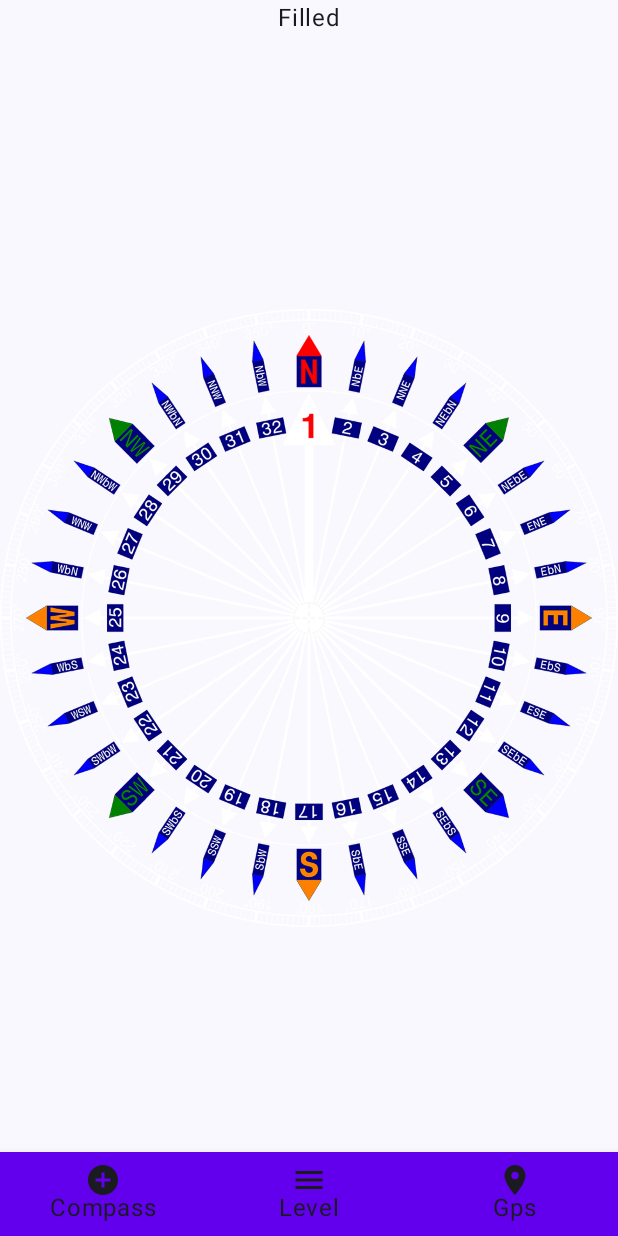
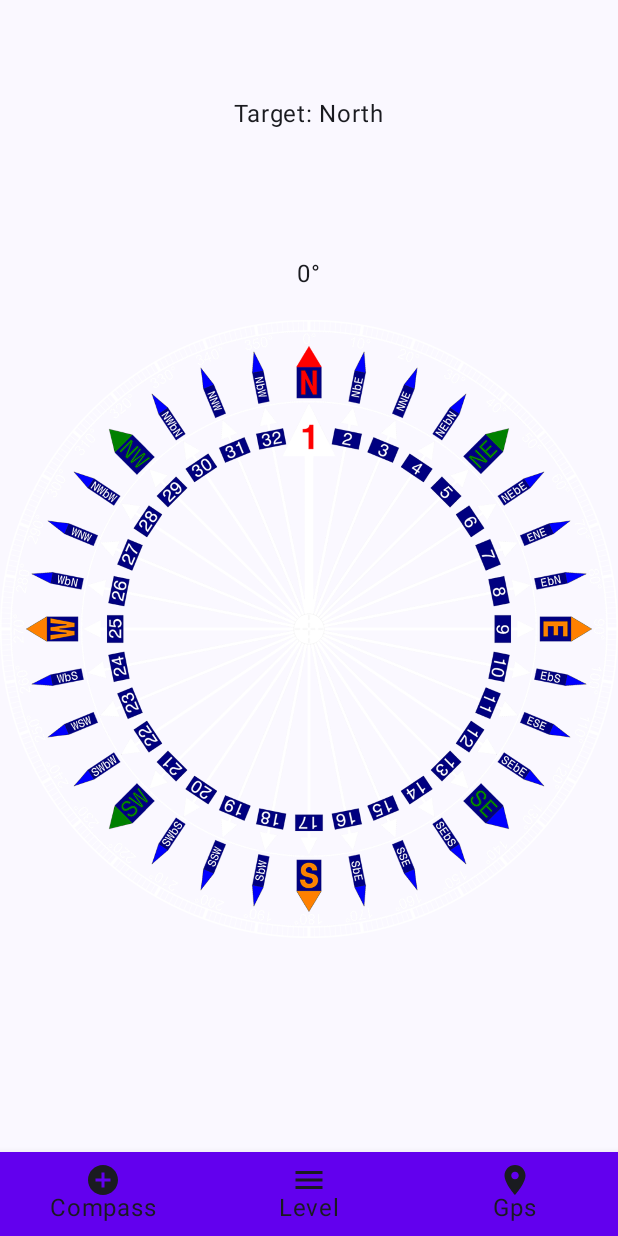
Before and after one commit to MA3134346/Android-Project-3134346, an Android app built with Jetpack Compose: the screen it shows after launch (MainActivity), on a phone screen of 412 x 824 dp. Run offline under Robolectric (Android 15) with nearby library versions, the phone set to English and light mode, and no system bars.

Commit message:
Added Sensor functionality Added Compass Rotation Added Current Rotation as Degree

```diff
--- a/app/src/main/java/com/example/mdproject/ui/theme/Compass.kt
+++ b/app/src/main/java/com/example/mdproject/ui/theme/Compass.kt
@@ -1,13 +1,27 @@
 package com.example.mdproject.ui.theme
 
+import android.content.Context
+import android.hardware.Sensor
+import android.hardware.SensorEvent
+import android.hardware.SensorEventListener
+import android.hardware.SensorManager
 import androidx.compose.foundation.Image
-import androidx.compose.foundation.layout.Box
+import androidx.compose.foundation.layout.Arrangement
+import androidx.compose.foundation.layout.Column
+import androidx.compose.foundation.layout.Row
 import androidx.compose.foundation.layout.fillMaxSize
 import androidx.compose.foundation.layout.fillMaxWidth
 import androidx.compose.material3.Text
 import androidx.compose.runtime.Composable
+import androidx.compose.runtime.DisposableEffect
+import androidx.compose.runtime.getValue
+import androidx.compose.runtime.mutableFloatStateOf
+import androidx.compose.runtime.remember
+import androidx.compose.runtime.setValue
 import androidx.compose.ui.Alignment
 import androidx.compose.ui.Modifier
+import androidx.compose.ui.graphics.graphicsLayer
+import androidx.compose.ui.platform.LocalContext
 import androidx.compose.ui.res.painterResource
 import androidx.compose.ui.tooling.preview.Preview
 import com.example.mdproject.R
@@ -15,21 +29,89 @@ import com.example.mdproject.R
 @Preview(showBackground = true)
 @Composable
 fun Compass() {
-    Box(modifier = Modifier.fillMaxWidth(), Alignment.Center){
-        DegreeText()
-    }
-    Box(modifier = Modifier.fillMaxSize(), Alignment.Center){
-        CompassSprite()
+    val rot = rotation()
+    Column(
+        modifier = Modifier.fillMaxSize(),
+        verticalArrangement = Arrangement.SpaceBetween
+    ) {
+        Row(
+            modifier = Modifier
+                .fillMaxWidth()
+                .weight(0.5f),
+            verticalAlignment = Alignment.CenterVertically,
+            horizontalArrangement = Arrangement.Center
+        ) {
+            CompassTarget("North")
+        }
+        Row(
+            modifier = Modifier
+                .fillMaxWidth()
+                .weight(0.2f),
+            verticalAlignment = Alignment.CenterVertically,
+            horizontalArrangement = Arrangement.Center
+        ) {
+            DegreeText(rot)
+        }
+        Row(
+            modifier = Modifier
+                .fillMaxWidth()
+                .weight(2f),
+            horizontalArrangement = Arrangement.Center
+        ) {
+            CompassSprite(rot)
+        }
     }
 }
+
 @Composable
-fun DegreeText(){
-    Text("Filled")
+fun CompassTarget(target: String){
+    Text(text = "Target: $target")
 }
 @Composable
-fun CompassSprite() {
+fun DegreeText(rotation: Float) {
+    Text(text = "${rotation.toInt()}°")
+}
+
+@Composable
+fun CompassSprite(rotation: Float) {
     Image(
         painter = painterResource(R.drawable.compass),
         contentDescription = "Compass",
+        modifier = Modifier.graphicsLayer {
+            rotationZ = rotation
+        }
     )
 }
+
+@Composable
+fun rotation(): Float {
+    var rot by remember { mutableFloatStateOf(0f) }
+
+    val sensorManager: SensorManager = LocalContext.current.getSystemService(Context.SENSOR_SERVICE) as SensorManager
+
+    DisposableEffect(Unit) {
+        val listener = object : SensorEventListener {
+            override fun onAccuracyChanged(sensor: Sensor?, accuracy: Int) {}
+
+            override fun onSensorChanged(event: SensorEvent) {
+                val rotationMatrix = FloatArray(9)
+                SensorManager.getRotationMatrixFromVector(rotationMatrix, event.values)
+
+                val orientationValues = FloatArray(3)
+                SensorManager.getOrientation(rotationMatrix, orientationValues)
+
+                val azimuth = Math.toDegrees(orientationValues[0].toDouble()).toFloat()
+
+                rot = if (azimuth < 0) azimuth + 360 else azimuth
+            }
+        }
+        sensorManager.registerListener(
+            listener,
+            sensorManager.getDefaultSensor(Sensor.TYPE_ROTATION_VECTOR),
+            SensorManager.SENSOR_DELAY_NORMAL)
+        onDispose {
+            sensorManager.unregisterListener(listener)
+        }
+    }
+    return rot
+}
```
